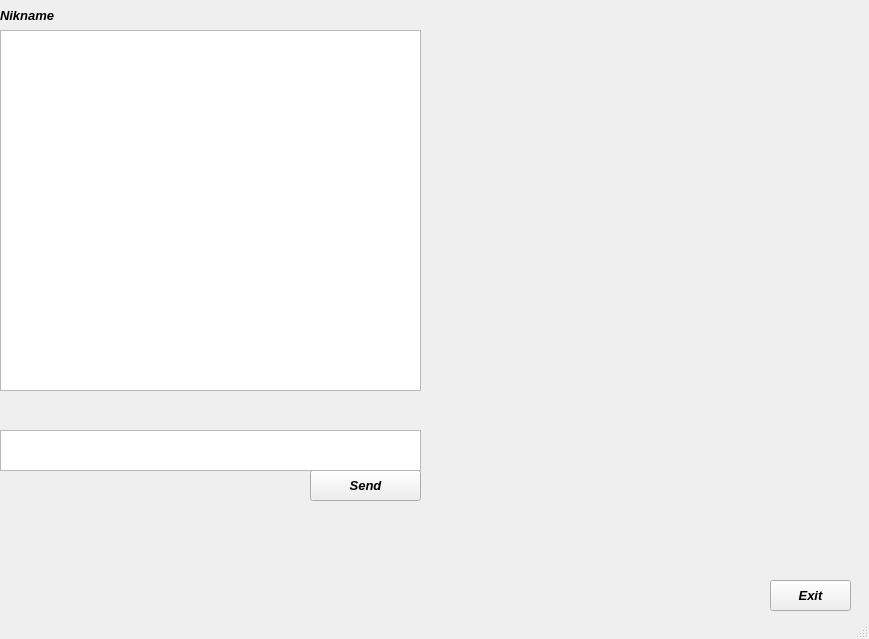
icarazob/TCPVideoChatQT, file QTClient/mainwindow.ui: the form before one commit.
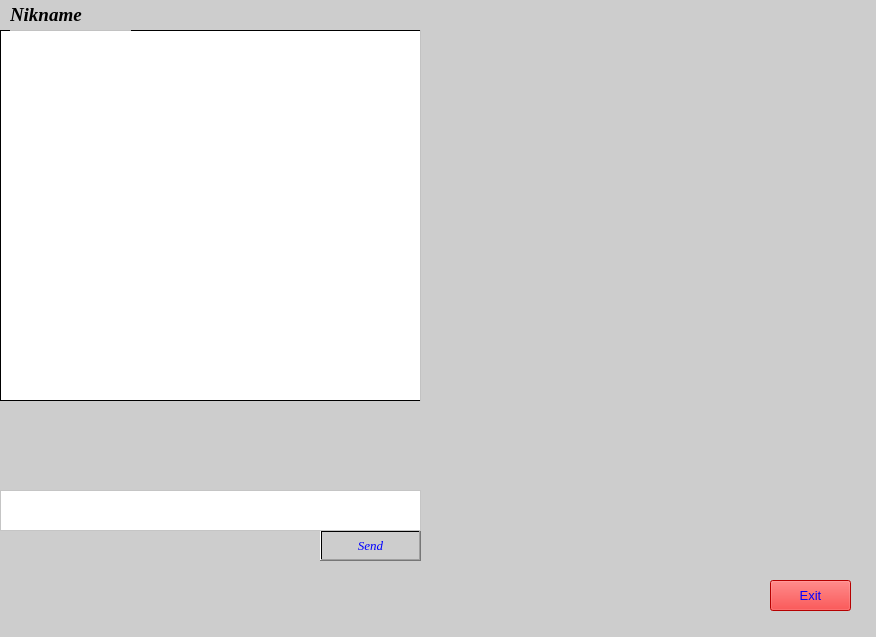
The form after the commit. Icons and pictures are not drawn.

Patch:
```diff
--- a/QTClient/mainwindow.ui
+++ b/QTClient/mainwindow.ui
@@ -6,8 +6,8 @@
    <rect>
     <x>0</x>
     <y>0</y>
-    <width>869</width>
-    <height>639</height>
+    <width>876</width>
+    <height>637</height>
    </rect>
   </property>
   <property name="font">
@@ -25,7 +25,10 @@
    <string>Chat</string>
   </property>
   <property name="autoFillBackground">
-   <bool>true</bool>
+   <bool>false</bool>
+  </property>
+  <property name="styleSheet">
+   <string notr="true">background-color: qlineargradient(spread:pad, x1:0, y1:0, x2:1, y2:0, stop:1 rgba(205, 205, 205, 241));</string>
   </property>
   <widget class="QWidget" name="centralwidget">
    <widget class="QPushButton" name="buttonExit">
@@ -42,6 +45,22 @@
       <pointsize>10</pointsize>
      </font>
     </property>
+    <property name="mouseTracking">
+     <bool>true</bool>
+    </property>
+    <property name="tabletTracking">
+     <bool>true</bool>
+    </property>
+    <property name="focusPolicy">
+     <enum>Qt::TabFocus</enum>
+    </property>
+    <property name="autoFillBackground">
+     <bool>true</bool>
+    </property>
+    <property name="styleSheet">
+     <string notr="true">background-color: rgb(255, 0, 0);
+color:rgb(0,0,255)</string>
+    </property>
     <property name="text">
      <string>Exit</string>
     </property>
@@ -52,9 +71,21 @@
       <x>0</x>
       <y>30</y>
       <width>421</width>
-      <height>361</height>
+      <height>371</height>
      </rect>
     </property>
+    <property name="font">
+     <font>
+      <family>Times New Roman</family>
+      <pointsize>12</pointsize>
+      <weight>75</weight>
+      <italic>true</italic>
+      <bold>true</bold>
+     </font>
+    </property>
+    <property name="styleSheet">
+     <string notr="true">background-color: qlineargradient(spread:pad, x1:0, y1:0, x2:1, y2:0, stop:0 rgba(255, 255, 255, 255), stop:1 rgba(255, 255, 255, 255));</string>
+    </property>
     <property name="readOnly">
      <bool>true</bool>
     </property>
@@ -62,17 +93,29 @@
    <widget class="QPushButton" name="sendButton">
     <property name="geometry">
      <rect>
-      <x>310</x>
-      <y>470</y>
-      <width>111</width>
+      <x>320</x>
+      <y>530</y>
+      <width>101</width>
       <height>31</height>
      </rect>
     </property>
     <property name="font">
      <font>
+      <family>Times New Roman</family>
       <pointsize>10</pointsize>
+      <weight>50</weight>
+      <italic>true</italic>
+      <bold>false</bold>
      </font>
     </property>
+    <property name="autoFillBackground">
+     <bool>false</bool>
+    </property>
+    <property name="styleSheet">
+     <string notr="true">
+color: rgb(0, 0, 255);
+font: italic 10pt &quot;Times New Roman&quot;;</string>
+    </property>
     <property name="text">
      <string>Send</string>
     </property>
@@ -81,7 +124,7 @@
     <property name="geometry">
      <rect>
       <x>0</x>
-      <y>430</y>
+      <y>490</y>
       <width>421</width>
       <height>41</height>
      </rect>
@@ -93,23 +136,8 @@
       <bold>false</bold>
      </font>
     </property>
-   </widget>
-   <widget class="QLabel" name="nameLabel">
-    <property name="geometry">
-     <rect>
-      <x>0</x>
-      <y>0</y>
-      <width>121</width>
-      <height>31</height>
-     </rect>
-    </property>
-    <property name="font">
-     <font>
-      <pointsize>10</pointsize>
-     </font>
-    </property>
-    <property name="text">
-     <string>Nikname</string>
+    <property name="styleSheet">
+     <string notr="true">background-color: rgb(255, 255, 255);</string>
     </property>
    </widget>
    <widget class="QLabel" name="label">
@@ -118,12 +146,18 @@
       <x>420</x>
       <y>30</y>
       <width>441</width>
-      <height>361</height>
+      <height>371</height>
      </rect>
     </property>
+    <property name="autoFillBackground">
+     <bool>false</bool>
+    </property>
     <property name="text">
      <string/>
     </property>
+    <property name="wordWrap">
+     <bool>false</bool>
+    </property>
    </widget>
    <widget class="QPushButton" name="videoButton">
     <property name="geometry">
@@ -188,6 +222,32 @@
      <bool>true</bool>
     </property>
    </widget>
+   <widget class="QLabel" name="nameLabel">
+    <property name="geometry">
+     <rect>
+      <x>10</x>
+      <y>0</y>
+      <width>121</width>
+      <height>31</height>
+     </rect>
+    </property>
+    <property name="font">
+     <font>
+      <family>Times New Roman</family>
+      <pointsize>14</pointsize>
+      <weight>75</weight>
+      <italic>true</italic>
+      <bold>true</bold>
+     </font>
+    </property>
+    <property name="styleSheet">
+     <string notr="true">background-color: qlineargradient(spread:pad, x1:0, y1:0, x2:1, y2:0, stop:1 rgba(205, 205, 205, 241));
+color: rgb(0, 0, 0);</string>
+    </property>
+    <property name="text">
+     <string>&lt;html&gt;&lt;head/&gt;&lt;body&gt;&lt;p&gt;&lt;span style=&quot; font-weight:600; font-style:italic;&quot;&gt;Nikname&lt;/span&gt;&lt;/p&gt;&lt;/body&gt;&lt;/html&gt;</string>
+    </property>
+   </widget>
   </widget>
   <widget class="QStatusBar" name="statusbar"/>
   <action name="actionLogin">
```
Left out of the diff: 3 changed lines with no effect on the pictures.
